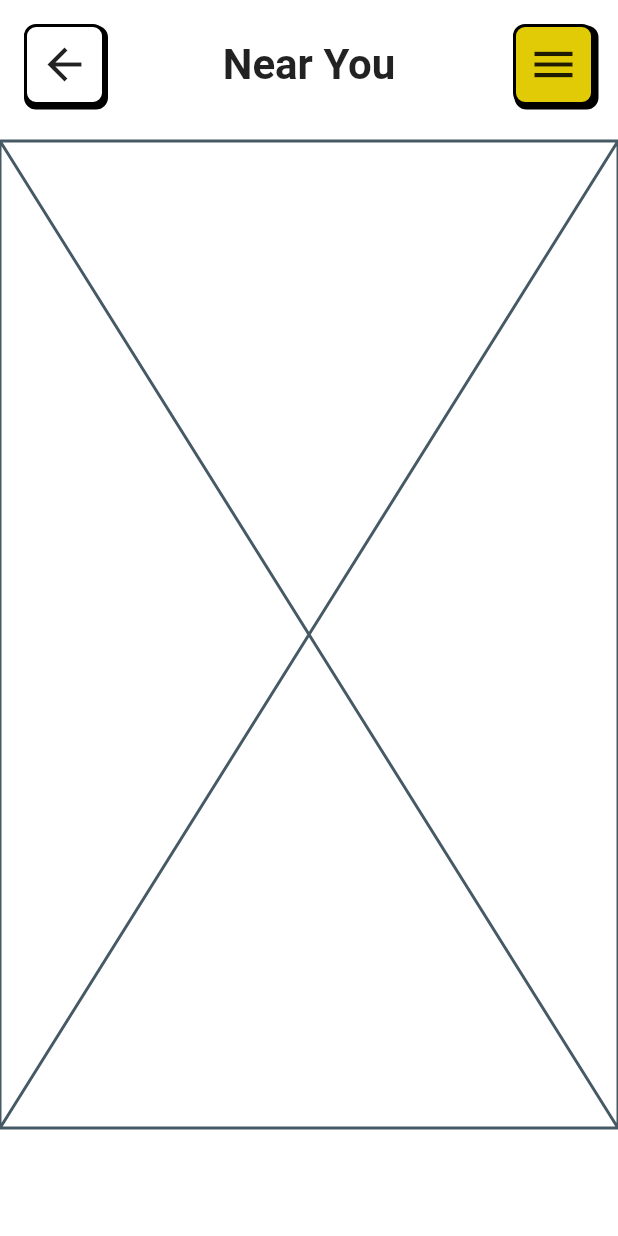
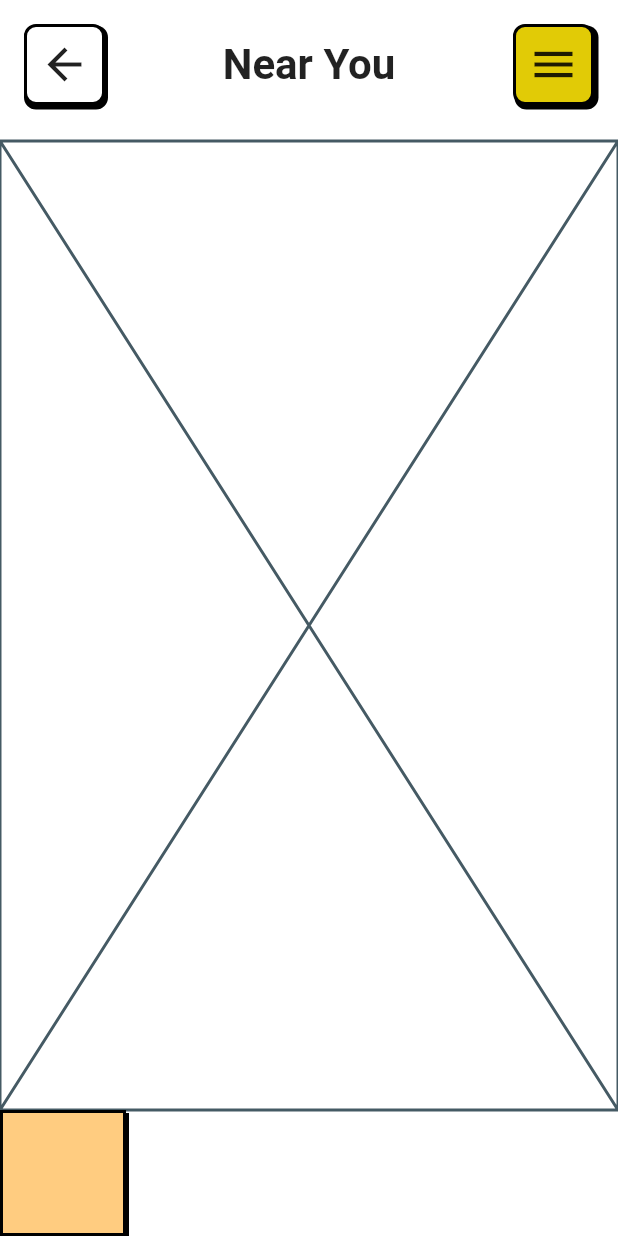
Before and after one commit to JAICHANGPARK/flutter_notebook_chapter_23, a Flutter app: the DatingNearYouPage screen opened directly, on a phone screen of 412 x 824 dp. Run offline on Flutter 3.47's test engine with Material 2 defaults, Android fonts, the phone set to English and light mode, and no system bars; our stand-ins replace dots_indicator, flutter_colorpicker, flutter_riverpod, flutter_svg, go_router, google_fonts and 1 more.

Commit message:
Update dating_near_you_page.dart

```diff
--- a/lib/ep1335_dating_app/src/ui/dating_near_you_page.dart
+++ b/lib/ep1335_dating_app/src/ui/dating_near_you_page.dart
@@ -85,16 +85,27 @@ class _DatingNearYouPageState extends State<DatingNearYouPage> {
             Row(
               children: [
                 Container(
-                  height: 72,width: 72,
+                  height: 84,
+                  width: 84,
+                  decoration: BoxDecoration(
+                      border: Border.all(
+                        color: Colors.black,
+                        width: 2,
+                      ),
+                      color: Colors.orange[200],
+                      boxShadow: [BoxShadow(color: Colors.black, offset: Offset(2, 2))]),
                 ),
                 Container(
-                  height: 72,width: 72,
+                  height: 72,
+                  width: 72,
                 ),
                 Container(
-                  height: 72,width: 72,
+                  height: 72,
+                  width: 72,
                 ),
                 Container(
-                  height: 72,width: 72,
+                  height: 72,
+                  width: 72,
                 )
               ],
             )
```
